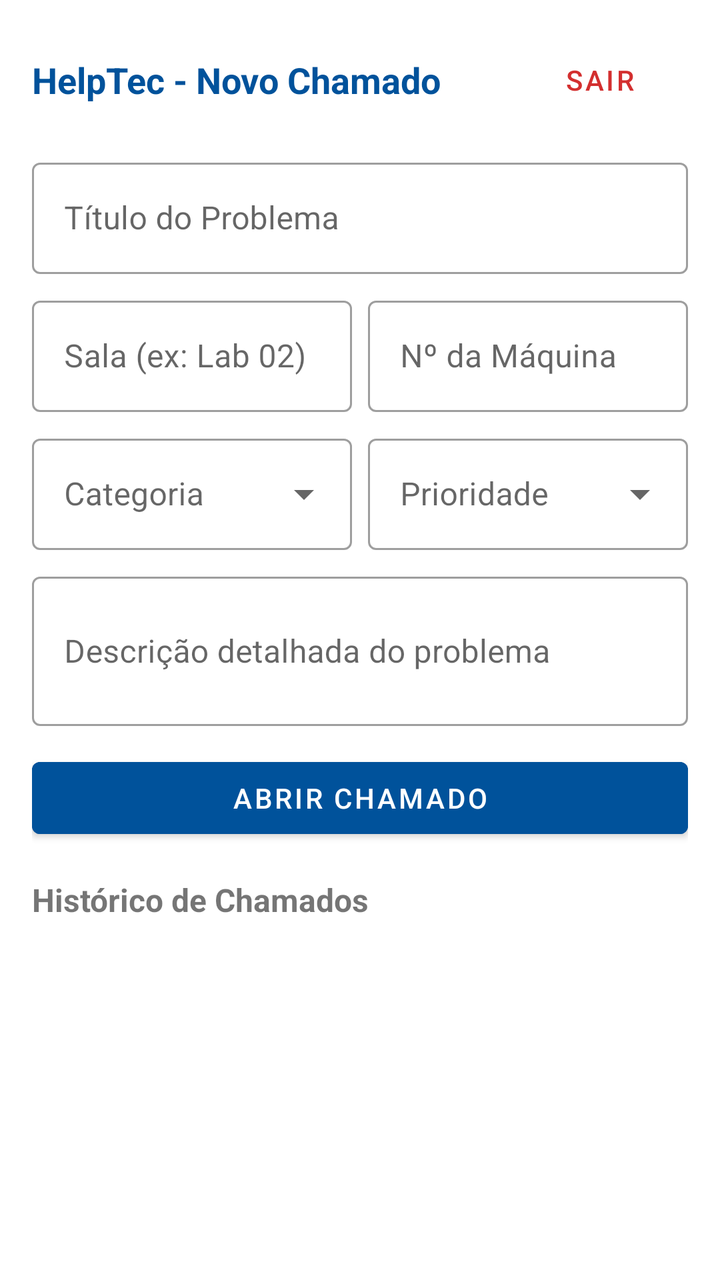
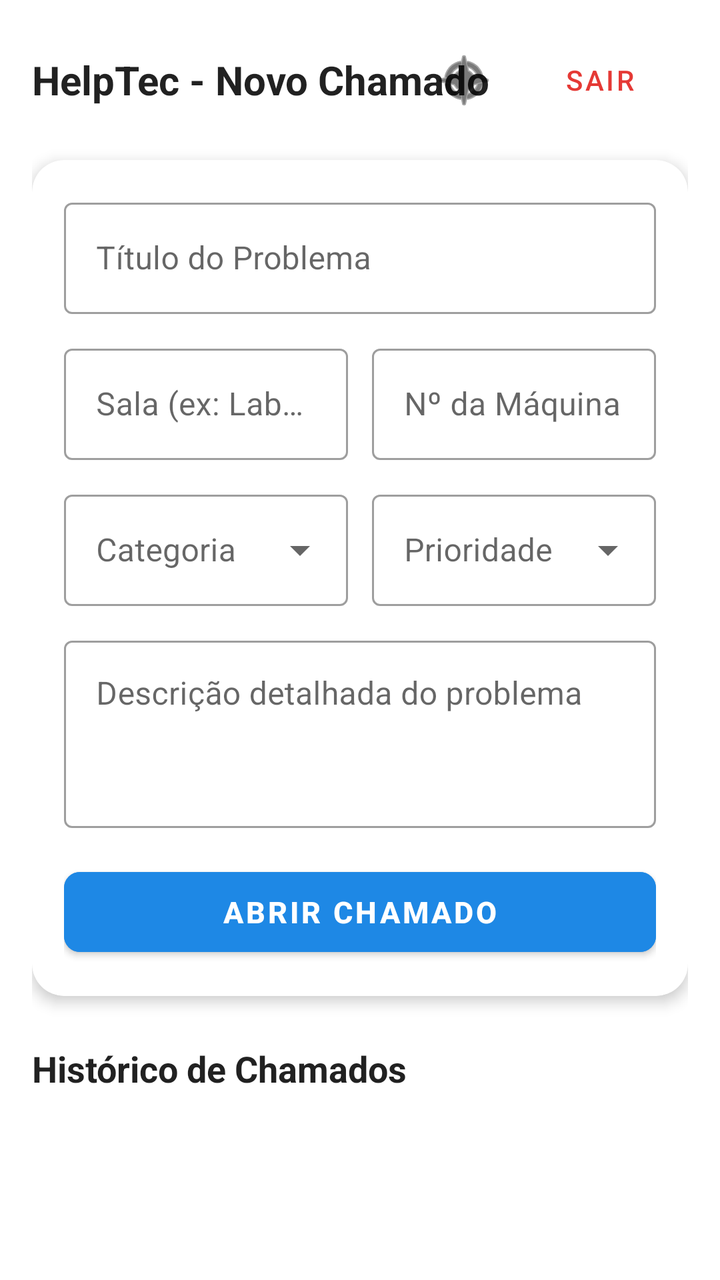

Compare the two renders of this Android layout. The source of the first and the diff that turns it into the second are given below.
<!-- AndroidManifest.xml: application theme Theme.MaterialComponents.DayNight.NoActionBar -->
<!-- res/layout/activity_main.xml -->
<?xml version="1.0" encoding="utf-8"?>
<LinearLayout xmlns:android="http://schemas.android.com/apk/res/android"
    xmlns:app="http://schemas.android.com/apk/res-auto"
    android:layout_width="match_parent"
    android:layout_height="match_parent"
    android:orientation="vertical"
    android:padding="16dp">

    
    <RelativeLayout
        android:layout_width="match_parent"
        android:layout_height="wrap_content"
        android:layout_marginBottom="12dp">

        <Button
            android:id="@+id/btnSair"
            style="@style/Widget.MaterialComponents.Button.TextButton"
            android:layout_width="wrap_content"
            android:layout_height="wrap_content"
            android:layout_alignParentEnd="true"
            android:layout_centerVertical="true"
            android:text="Sair"
            android:textColor="#D32F2F" />

        <TextView
            android:layout_width="match_parent"
            android:layout_height="wrap_content"
            android:layout_alignParentStart="true"
            android:layout_centerVertical="true"
            android:layout_toStartOf="@+id/btnSair"
            android:layout_marginEnd="8dp"
            android:text="HelpTec - Novo Chamado"
            android:textColor="#00529B"
            android:textSize="18sp"
            android:textStyle="bold" />

    </RelativeLayout>

    
    <com.google.android.material.textfield.TextInputLayout
        style="@style/Widget.MaterialComponents.TextInputLayout.OutlinedBox"
        android:layout_width="match_parent"
        android:layout_height="wrap_content"
        android:hint="Título do Problema">

        <com.google.android.material.textfield.TextInputEditText
            android:id="@+id/etTitulo"
            android:layout_width="match_parent"
            android:layout_height="wrap_content" />
    </com.google.android.material.textfield.TextInputLayout>

    
    <LinearLayout
        android:layout_width="match_parent"
        android:layout_height="wrap_content"
        android:layout_marginTop="8dp"
        android:orientation="horizontal">

        <com.google.android.material.textfield.TextInputLayout
            style="@style/Widget.MaterialComponents.TextInputLayout.OutlinedBox"
            android:layout_width="0dp"
            android:layout_height="wrap_content"
            android:layout_weight="1"
            android:layout_marginEnd="4dp"
            android:hint="Sala (ex: Lab 02)">

            <com.google.android.material.textfield.TextInputEditText
                android:id="@+id/etSala"
                android:layout_width="match_parent"
                android:layout_height="wrap_content" />
        </com.google.android.material.textfield.TextInputLayout>

        <com.google.android.material.textfield.TextInputLayout
            style="@style/Widget.MaterialComponents.TextInputLayout.OutlinedBox"
            android:layout_width="0dp"
            android:layout_height="wrap_content"
            android:layout_weight="1"
            android:layout_marginStart="4dp"
            android:hint="Nº da Máquina">

            <com.google.android.material.textfield.TextInputEditText
                android:id="@+id/etMaquina"
                android:layout_width="match_parent"
                android:layout_height="wrap_content"
                android:inputType="number" />
        </com.google.android.material.textfield.TextInputLayout>
    </LinearLayout>

    
    <LinearLayout
        android:layout_width="match_parent"
        android:layout_height="wrap_content"
        android:layout_marginTop="8dp"
        android:orientation="horizontal">

        <com.google.android.material.textfield.TextInputLayout
            style="@style/Widget.MaterialComponents.TextInputLayout.OutlinedBox.ExposedDropdownMenu"
            android:layout_width="0dp"
            android:layout_height="wrap_content"
            android:layout_weight="1"
            android:layout_marginEnd="4dp"
            android:hint="Categoria">

            <AutoCompleteTextView
                android:id="@+id/spCategoria"
                android:layout_width="match_parent"
                android:layout_height="wrap_content"
                android:inputType="none" />
        </com.google.android.material.textfield.TextInputLayout>

        <com.google.android.material.textfield.TextInputLayout
            style="@style/Widget.MaterialComponents.TextInputLayout.OutlinedBox.ExposedDropdownMenu"
            android:layout_width="0dp"
            android:layout_height="wrap_content"
            android:layout_weight="1"
            android:layout_marginStart="4dp"
            android:hint="Prioridade">

            <AutoCompleteTextView
                android:id="@+id/spPrioridade"
                android:layout_width="match_parent"
                android:layout_height="wrap_content"
                android:inputType="none" />
        </com.google.android.material.textfield.TextInputLayout>
    </LinearLayout>

    <com.google.android.material.textfield.TextInputLayout
        style="@style/Widget.MaterialComponents.TextInputLayout.OutlinedBox"
        android:layout_width="match_parent"
        android:layout_height="wrap_content"
        android:layout_marginTop="8dp"
        android:hint="Descrição detalhada do problema">

        <com.google.android.material.textfield.TextInputEditText
            android:id="@+id/etDescricao"
            android:layout_width="match_parent"
            android:layout_height="wrap_content"
            android:minLines="2" />
    </com.google.android.material.textfield.TextInputLayout>

    <Button
        android:id="@+id/btnAbrirChamado"
        android:layout_width="match_parent"
        android:layout_height="wrap_content"
        android:layout_marginTop="12dp"
        android:backgroundTint="#00529B"
        android:text="Abrir Chamado" />

    <TextView
        android:layout_width="wrap_content"
        android:layout_height="wrap_content"
        android:layout_marginTop="16dp"
        android:layout_marginBottom="8dp"
        android:text="Histórico de Chamados"
        android:textSize="16sp"
        android:textStyle="bold" />

    <androidx.recyclerview.widget.RecyclerView
        android:id="@+id/rvChamados"
        android:layout_width="match_parent"
        android:layout_height="match_parent" />

</LinearLayout>
<!-- resources referenced by this layout -->
<resources>

</resources>

<!-- the commit's change to res/layout/activity_main.xml (unified diff, before → after) -->
@@ -1,163 +1,205 @@
 <?xml version="1.0" encoding="utf-8"?>
-<LinearLayout xmlns:android="http://schemas.android.com/apk/res/android"
+<ScrollView xmlns:android="http://schemas.android.com/apk/res/android"
     xmlns:app="http://schemas.android.com/apk/res-auto"
     android:layout_width="match_parent"
     android:layout_height="match_parent"
-    android:orientation="vertical"
-    android:padding="16dp">
-
-    
-    <RelativeLayout
-        android:layout_width="match_parent"
-        android:layout_height="wrap_content"
-        android:layout_marginBottom="12dp">
-
-        <Button
-            android:id="@+id/btnSair"
-            style="@style/Widget.MaterialComponents.Button.TextButton"
-            android:layout_width="wrap_content"
-            android:layout_height="wrap_content"
-            android:layout_alignParentEnd="true"
-            android:layout_centerVertical="true"
-            android:text="Sair"
-            android:textColor="#D32F2F" />
-
-        <TextView
-            android:layout_width="match_parent"
-            android:layout_height="wrap_content"
-            android:layout_alignParentStart="true"
-            android:layout_centerVertical="true"
-            android:layout_toStartOf="@+id/btnSair"
-            android:layout_marginEnd="8dp"
-            android:text="HelpTec - Novo Chamado"
-            android:textColor="#00529B"
-            android:textSize="18sp"
-            android:textStyle="bold" />
-
-    </RelativeLayout>
-
-    
-    <com.google.android.material.textfield.TextInputLayout
-        style="@style/Widget.MaterialComponents.TextInputLayout.OutlinedBox"
-        android:layout_width="match_parent"
-        android:layout_height="wrap_content"
-        android:hint="Título do Problema">
-
-        <com.google.android.material.textfield.TextInputEditText
-            android:id="@+id/etTitulo"
-            android:layout_width="match_parent"
-            android:layout_height="wrap_content" />
-    </com.google.android.material.textfield.TextInputLayout>
-
-    
+    android:fillViewport="true">
+
     <LinearLayout
         android:layout_width="match_parent"
         android:layout_height="wrap_content"
-        android:layout_marginTop="8dp"
-        android:orientation="horizontal">
-
-        <com.google.android.material.textfield.TextInputLayout
-            style="@style/Widget.MaterialComponents.TextInputLayout.OutlinedBox"
-            android:layout_width="0dp"
+        android:orientation="vertical"
+        android:padding="16dp">
+
+        <RelativeLayout
+            android:layout_width="match_parent"
             android:layout_height="wrap_content"
-            android:layout_weight="1"
-            android:layout_marginEnd="4dp"
-            android:hint="Sala (ex: Lab 02)">
-
-            <com.google.android.material.textfield.TextInputEditText
-                android:id="@+id/etSala"
-                android:layout_width="match_parent"
-                android:layout_height="wrap_content" />
-        </com.google.android.material.textfield.TextInputLayout>
-
-        <com.google.android.material.textfield.TextInputLayout
-            style="@style/Widget.MaterialComponents.TextInputLayout.OutlinedBox"
-            android:layout_width="0dp"
+            android:layout_marginBottom="16dp">
+
+            <TextView
+                android:layout_width="wrap_content"
+                android:layout_height="wrap_content"
+                android:layout_alignParentStart="true"
+                android:layout_centerVertical="true"
+                android:text="HelpTec - Novo Chamado"
+                android:textColor="?android:attr/textColorPrimary"
+                android:textSize="20sp"
+                android:textStyle="bold" />
+
+            <LinearLayout
+                android:layout_width="wrap_content"
+                android:layout_height="wrap_content"
+                android:layout_alignParentEnd="true"
+                android:layout_centerVertical="true"
+                android:gravity="center_vertical"
+                android:orientation="horizontal">
+
+                <ImageButton
+                    android:id="@+id/btnAlternarTema"
+                    android:layout_width="48dp"
+                    android:layout_height="48dp"
+                    android:background="?attr/selectableItemBackgroundBorderless"
+                    android:contentDescription="Alternar Tema"
+                    android:src="@android:drawable/ic_menu_compass"
+                    app:tint="?android:attr/textColorPrimary" />
+
+                <com.google.android.material.button.MaterialButton
+                    android:id="@+id/btnSair"
+                    style="@style/Widget.MaterialComponents.Button.TextButton"
+                    android:layout_width="wrap_content"
+                    android:layout_height="wrap_content"
+                    android:text="SAIR"
+                    android:textColor="#E53935" />
+            </LinearLayout>
+        </RelativeLayout>
+
+        <com.google.android.material.card.MaterialCardView
+            android:layout_width="match_parent"
             android:layout_height="wrap_content"
-            android:layout_weight="1"
-            android:layout_marginStart="4dp"
-            android:hint="Nº da Máquina">
-
-            <com.google.android.material.textfield.TextInputEditText
-                android:id="@+id/etMaquina"
+            android:layout_marginBottom="24dp"
+            app:cardCornerRadius="16dp"
+            app:cardElevation="4dp">
+
+            <LinearLayout
                 android:layout_width="match_parent"
                 android:layout_height="wrap_content"
-                android:inputType="number" />
-        </com.google.android.material.textfield.TextInputLayout>
+                android:orientation="vertical"
+                android:padding="16dp">
+
+                <com.google.android.material.textfield.TextInputLayout
+                    style="@style/Widget.MaterialComponents.TextInputLayout.OutlinedBox"
+                    android:layout_width="match_parent"
+                    android:layout_height="wrap_content"
+                    android:hint="Título do Problema">
+
+                    <com.google.android.material.textfield.TextInputEditText
+                        android:id="@+id/etTitulo"
+                        android:layout_width="match_parent"
+                        android:layout_height="wrap_content"
+                        android:textColor="?android:attr/textColorPrimary" />
+                </com.google.android.material.textfield.TextInputLayout>
+
+                <LinearLayout
+                    android:layout_width="match_parent"
+                    android:layout_height="wrap_content"
+                    android:layout_marginTop="12dp"
+                    android:orientation="horizontal">
+
+                    <com.google.android.material.textfield.TextInputLayout
+                        style="@style/Widget.MaterialComponents.TextInputLayout.OutlinedBox"
+                        android:layout_width="0dp"
+                        android:layout_height="wrap_content"
+                        android:layout_marginEnd="6dp"
+                        android:layout_weight="1"
+                        android:hint="Sala (ex: Lab 02)">
+
+                        <com.google.android.material.textfield.TextInputEditText
+                            android:id="@+id/etSala"
+                            android:layout_width="match_parent"
+                            android:layout_height="wrap_content"
+                            android:textColor="?android:attr/textColorPrimary" />
+                    </com.google.android.material.textfield.TextInputLayout>
+
+                    <com.google.android.material.textfield.TextInputLayout
+                        style="@style/Widget.MaterialComponents.TextInputLayout.OutlinedBox"
+                        android:layout_width="0dp"
+                        android:layout_height="wrap_content"
+                        android:layout_marginStart="6dp"
+                        android:layout_weight="1"
+                        android:hint="Nº da Máquina">
+
+                        <com.google.android.material.textfield.TextInputEditText
+                            android:id="@+id/etMaquina"
+                            android:layout_width="match_parent"
+                            android:layout_height="wrap_content"
+                            android:textColor="?android:attr/textColorPrimary" />
+                    </com.google.android.material.textfield.TextInputLayout>
+                </LinearLayout>
+
+                <LinearLayout
+                    android:layout_width="match_parent"
+                    android:layout_height="wrap_content"
+                    android:layout_marginTop="12dp"
+                    android:orientation="horizontal">
+
+                    <com.google.android.material.textfield.TextInputLayout
+                        style="@style/Widget.MaterialComponents.TextInputLayout.OutlinedBox.ExposedDropdownMenu"
+                        android:layout_width="0dp"
+                        android:layout_height="wrap_content"
+                        android:layout_marginEnd="6dp"
+                        android:layout_weight="1"
+                        android:hint="Categoria">
+
+                        <AutoCompleteTextView
+                            android:id="@+id/spCategoria"
+                            android:layout_width="match_parent"
+                            android:layout_height="wrap_content"
+                            android:inputType="none"
+                            android:textColor="?android:attr/textColorPrimary" />
+                    </com.google.android.material.textfield.TextInputLayout>
+
+                    <com.google.android.material.textfield.TextInputLayout
+                        style="@style/Widget.MaterialComponents.TextInputLayout.OutlinedBox.ExposedDropdownMenu"
+                        android:layout_width="0dp"
+                        android:layout_height="wrap_content"
+                        android:layout_marginStart="6dp"
+                        android:layout_weight="1"
+                        android:hint="Prioridade">
+
+                        <AutoCompleteTextView
+                            android:id="@+id/spPrioridade"
+                            android:layout_width="match_parent"
+                            android:layout_height="wrap_content"
+                            android:inputType="none"
+                            android:textColor="?android:attr/textColorPrimary" />
+                    </com.google.android.material.textfield.TextInputLayout>
+                </LinearLayout>
+
+                <com.google.android.material.textfield.TextInputLayout
+                    style="@style/Widget.MaterialComponents.TextInputLayout.OutlinedBox"
+                    android:layout_width="match_parent"
+                    android:layout_height="wrap_content"
+                    android:layout_marginTop="12dp"
+                    android:hint="Descrição detalhada do problema">
+
+                    <com.google.android.material.textfield.TextInputEditText
+                        android:id="@+id/etDescricao"
+                        android:layout_width="match_parent"
+                        android:layout_height="wrap_content"
+                        android:gravity="top"
+                        android:minLines="3"
+                        android:textColor="?android:attr/textColorPrimary" />
+                </com.google.android.material.textfield.TextInputLayout>
+
+                <com.google.android.material.button.MaterialButton
+                    android:id="@+id/btnAbrirChamado"
+                    android:layout_width="match_parent"
+                    android:layout_height="52dp"
+                    android:layout_marginTop="16dp"
+                    android:backgroundTint="#1E88E5"
+                    android:text="ABRIR CHAMADO"
+                    android:textColor="#FFFFFF"
+                    android:textSize="15sp"
+                    android:textStyle="bold"
+                    app:cornerRadius="8dp" />
+
+            </LinearLayout>
+        </com.google.android.material.card.MaterialCardView>
+
+        <TextView
+            android:layout_width="wrap_content"
+            android:layout_height="wrap_content"
+            android:layout_marginBottom="12dp"
+            android:text="Histórico de Chamados"
+            android:textColor="?android:attr/textColorPrimary"
+            android:textSize="18sp"
+            android:textStyle="bold" />
+
+        <androidx.recyclerview.widget.RecyclerView
+            android:id="@+id/rvChamados"
+            android:layout_width="match_parent"
+            android:layout_height="wrap_content" />
+
     </LinearLayout>
 
-    
-    <LinearLayout
-        android:layout_width="match_parent"
-        android:layout_height="wrap_content"
-        android:layout_marginTop="8dp"
-        android:orientation="horizontal">
-
-        <com.google.android.material.textfield.TextInputLayout
-            style="@style/Widget.MaterialComponents.TextInputLayout.OutlinedBox.ExposedDropdownMenu"
-            android:layout_width="0dp"
-            android:layout_height="wrap_content"
-            android:layout_weight="1"
-            android:layout_marginEnd="4dp"
-            android:hint="Categoria">
-
-            <AutoCompleteTextView
-                android:id="@+id/spCategoria"
-                android:layout_width="match_parent"
-                android:layout_height="wrap_content"
-                android:inputType="none" />
-        </com.google.android.material.textfield.TextInputLayout>
-
-        <com.google.android.material.textfield.TextInputLayout
-            style="@style/Widget.MaterialComponents.TextInputLayout.OutlinedBox.ExposedDropdownMenu"
-            android:layout_width="0dp"
-            android:layout_height="wrap_content"
-            android:layout_weight="1"
-            android:layout_marginStart="4dp"
-            android:hint="Prioridade">
-
-            <AutoCompleteTextView
-                android:id="@+id/spPrioridade"
-                android:layout_width="match_parent"
-                android:layout_height="wrap_content"
-                android:inputType="none" />
-        </com.google.android.material.textfield.TextInputLayout>
-    </LinearLayout>
-
-    <com.google.android.material.textfield.TextInputLayout
-        style="@style/Widget.MaterialComponents.TextInputLayout.OutlinedBox"
-        android:layout_width="match_parent"
-        android:layout_height="wrap_content"
-        android:layout_marginTop="8dp"
-        android:hint="Descrição detalhada do problema">
-
-        <com.google.android.material.textfield.TextInputEditText
-            android:id="@+id/etDescricao"
-            android:layout_width="match_parent"
-            android:layout_height="wrap_content"
-            android:minLines="2" />
-    </com.google.android.material.textfield.TextInputLayout>
-
-    <Button
-        android:id="@+id/btnAbrirChamado"
-        android:layout_width="match_parent"
-        android:layout_height="wrap_content"
-        android:layout_marginTop="12dp"
-        android:backgroundTint="#00529B"
-        android:text="Abrir Chamado" />
-
-    <TextView
-        android:layout_width="wrap_content"
-        android:layout_height="wrap_content"
-        android:layout_marginTop="16dp"
-        android:layout_marginBottom="8dp"
-        android:text="Histórico de Chamados"
-        android:textSize="16sp"
-        android:textStyle="bold" />
-
-    <androidx.recyclerview.widget.RecyclerView
-        android:id="@+id/rvChamados"
-        android:layout_width="match_parent"
-        android:layout_height="match_parent" />
-
-</LinearLayout>
+</ScrollView>
